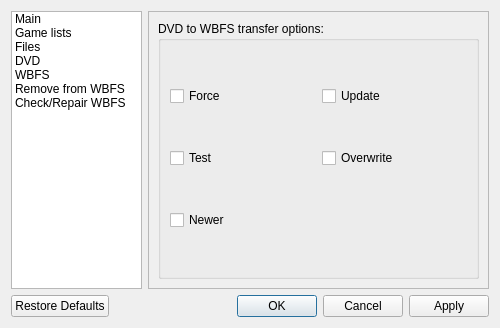
The window that resources/ui/settings.ui (evertonstz/wiibafu) describes before a commit, drawn with Qt 5.
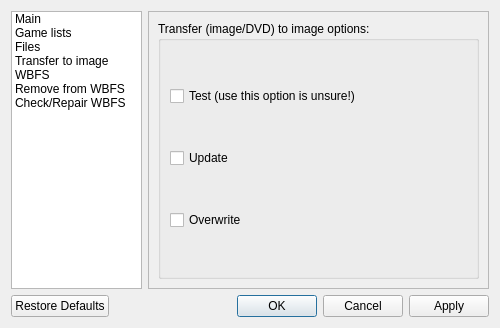
The same window after the commit. The open tabs and pages were chosen to show the change. Icons and pictures are not drawn.

Commit message: Transfer options fixed

Diff of the .ui file:
```diff
--- a/resources/ui/settings.ui
+++ b/resources/ui/settings.ui
@@ -46,7 +46,7 @@
      </item>
      <item>
       <property name="text">
-       <string>DVD</string>
+       <string>Transfer to image</string>
       </property>
      </item>
      <item>
@@ -580,39 +580,25 @@
        <item row="0" column="0">
         <widget class="QGroupBox" name="DVDToWBFS_groupBox_Options_3">
          <property name="title">
-          <string>DVD to WBFS transfer options:</string>
+          <string>Transfer (image/DVD) to image options:</string>
          </property>
          <layout class="QGridLayout" name="gridLayout_6">
           <item row="0" column="0">
            <widget class="QCheckBox" name="dvdToWBFS_checkBox_Force">
             <property name="text">
-             <string>Force</string>
-            </property>
-           </widget>
-          </item>
-          <item row="2" column="0">
-           <widget class="QCheckBox" name="dvdToWBFS_checkBox_Newer">
-            <property name="text">
-             <string>Newer</string>
+             <string>Test (use this option is unsure!)</string>
             </property>
            </widget>
           </item>
           <item row="1" column="0">
-           <widget class="QCheckBox" name="dvdToWBFS_checkBox_Test">
-            <property name="text">
-             <string>Test</string>
-            </property>
-           </widget>
-          </item>
-          <item row="0" column="1">
-           <widget class="QCheckBox" name="dvdToWBFS_checkBox_Update">
+           <widget class="QCheckBox" name="gamesToImage_checkBox_Update">
             <property name="text">
              <string>Update</string>
             </property>
            </widget>
           </item>
-          <item row="1" column="1">
-           <widget class="QCheckBox" name="dvdToWBFS_checkBox_Overwrite">
+          <item row="2" column="0">
+           <widget class="QCheckBox" name="gamesToImage_checkBox_Overwrite">
             <property name="text">
              <string>Overwrite</string>
             </property>
```
Left out of the diff: 11 changed lines with no effect on the pictures. Lines whose indentation alone changed are shown as unchanged. The commit also changes 2 other files.
